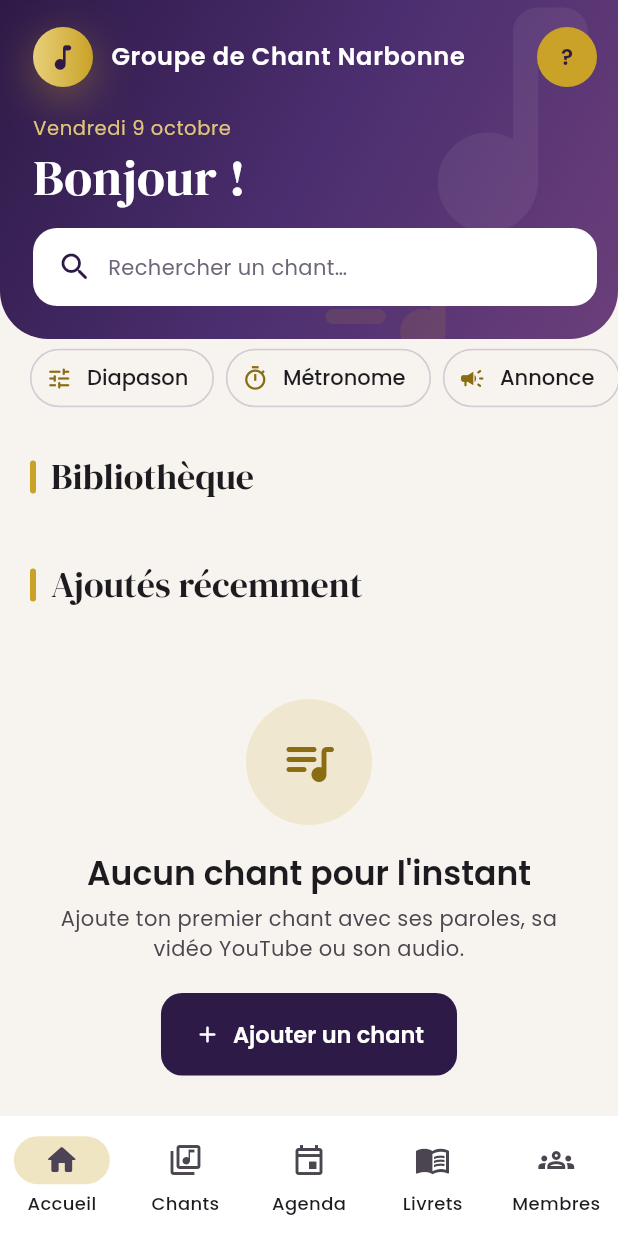
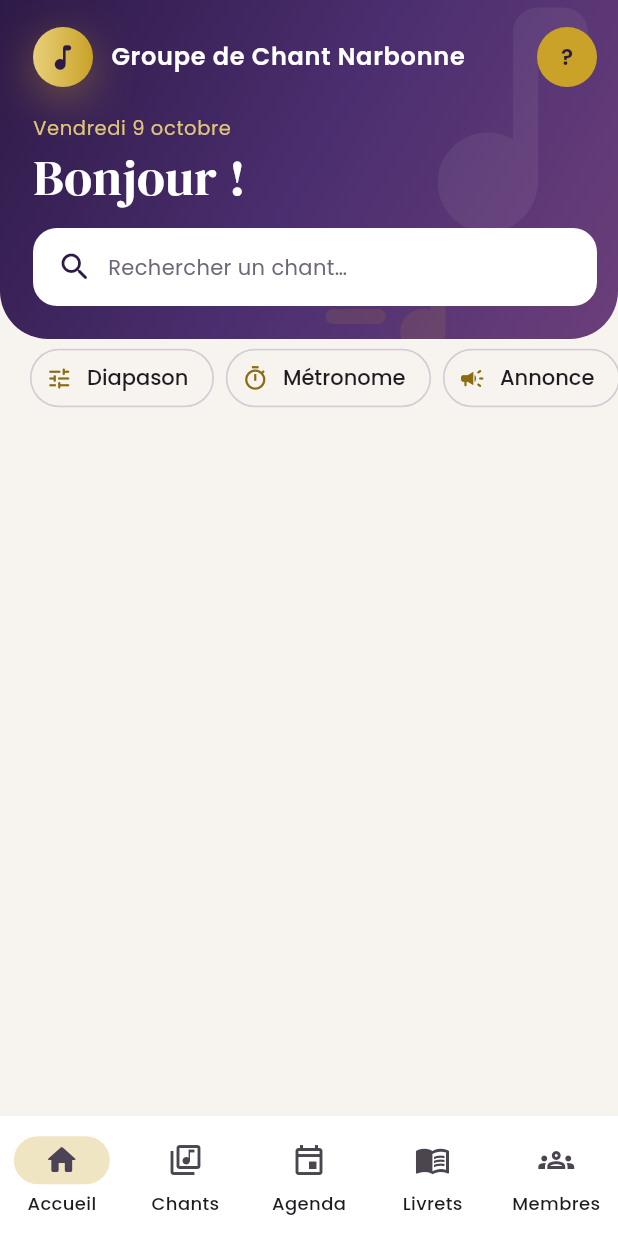
Before and after one commit to faazik11/appli-gdc, a Flutter app: the HomeScreen screen opened directly with empty values, on a phone screen of 412 x 824 dp. Run offline on Flutter 3.47's test engine with Material 3 defaults, Android fonts, the phone set to English and light mode, and no system bars; our stand-ins replace file_picker, just_audio, supabase_flutter, wakelock_plus, youtube_player_iframe; missing offline and left inert: dart:js_interop, syncfusion_flutter_pdf, syncfusion_flutter_pdfviewer; accounts and stored records are empty; network calls fail.

Commit message:
Accueil : retire la bibliothèque et les derniers chants
Co-Authored-By: Claude Opus 5.5 (1M context) <noreply@anthropic.com>
Claude-Session: https://claude.ai/code/session_01BzrsAERg9UiCPzLKpHdmy3

```diff
--- a/lib/screens/home_screen.dart
+++ b/lib/screens/home_screen.dart
@@ -395,24 +395,6 @@ class _HomeScreenState extends State<HomeScreen> {
   final _announcementsKey = GlobalKey<AnnouncementsSectionState>();
 
   Widget _homeTab(bool wide) {
-    final songsByCategory = <int, int>{};
-    for (final s in _data.songs) {
-      songsByCategory[s.categoryId] = (songsByCategory[s.categoryId] ?? 0) + 1;
-    }
-    final recent = [..._data.songs]
-      ..sort((a, b) => (b.createdAt ?? DateTime(0)).compareTo(a.createdAt ?? DateTime(0)));
-    final width = MediaQuery.sizeOf(context).width;
-    final columns = width >= 1100 ? 5 : (width >= 700 ? 4 : 2);
-    Widget categoryCard(Category c) {
-      final n = c.isBooklets ? _data.booklets.length : (songsByCategory[c.id] ?? 0);
-      return CategoryCard(
-        name: c.name,
-        count: n,
-        countLabel: c.isBooklets ? (n > 1 ? 'livrets' : 'livret') : (n > 1 ? 'chants' : 'chant'),
-        onTap: () => c.isBooklets ? setState(() => _tab = _Tab.booklets) : _showCategory(c.id),
-      );
-    }
-
     return RefreshIndicator(
       onRefresh: _load,
       child: ListView(padding: const EdgeInsets.only(bottom: 32), children: [
@@ -428,62 +410,6 @@ class _HomeScreenState extends State<HomeScreen> {
             AnnouncementsSection(key: _announcementsKey, profile: widget.profile, backend: _agenda),
             const SizedBox(height: 4),
             _shortcuts(),
-            const SectionHeader('Bibliothèque'),
-            Padding(
-              padding: const EdgeInsets.symmetric(horizontal: 20),
-              child: Column(children: [
-                GridView(
-                  shrinkWrap: true,
-                  physics: const NeverScrollableScrollPhysics(),
-                  gridDelegate: SliverGridDelegateWithFixedCrossAxisCount(
-                    crossAxisCount: columns,
-                    mainAxisSpacing: 12,
-                    crossAxisSpacing: 12,
-                    childAspectRatio: 1.15,
-                  ),
-                  children: [
-                    for (final c in columns == 5 ? _data.categories : _songCategories) categoryCard(c),
-                  ],
-                ),
-                // Sur téléphone et tablette, la carte Livrets occupe toute la largeur.
-                if (columns != 5)
-                  for (final c in _data.categories.where((c) => c.isBooklets))
-                    Padding(
-                      padding: const EdgeInsets.only(top: 12),
-                      child: SizedBox(height: 110, width: double.infinity, child: categoryCard(c)),
-                    ),
-              ]),
-            ),
-            SectionHeader(
-              'Ajoutés récemment',
-              actionLabel: _data.songs.isEmpty ? null : 'Tout voir',
-              onAction: () => _showCategory(null),
-            ),
-            if (recent.isEmpty)
-              EmptyState(
-                icon: Icons.queue_music_rounded,
-                title: 'Aucun chant pour l\'instant',
-                message: _canEdit
-                    ? 'Ajoute ton premier chant avec ses paroles, sa vidéo YouTube ou son audio.'
-                    : 'Les chants ajoutés par le chef de chœur apparaîtront ici.',
-                action: _canEdit
-                    ? FilledButton.icon(
-                        icon: const Icon(Icons.add_rounded),
-                        label: const Text('Ajouter un chant'),
-                        onPressed: () => _openSongForm())
-                    : null,
-              )
-            else
-              Padding(
-                padding: const EdgeInsets.symmetric(horizontal: 20),
-                child: Column(children: [
-                  for (final s in recent.take(3))
-                    Padding(
-                      padding: const EdgeInsets.only(bottom: 10),
-                      child: SongCard(song: s, category: _categoryOf(s), onTap: () => _openSong(s)),
-                    ),
-                ]),
-              ),
             const SizedBox(height: 8),
             const InstallCard(),
           ]),
```
